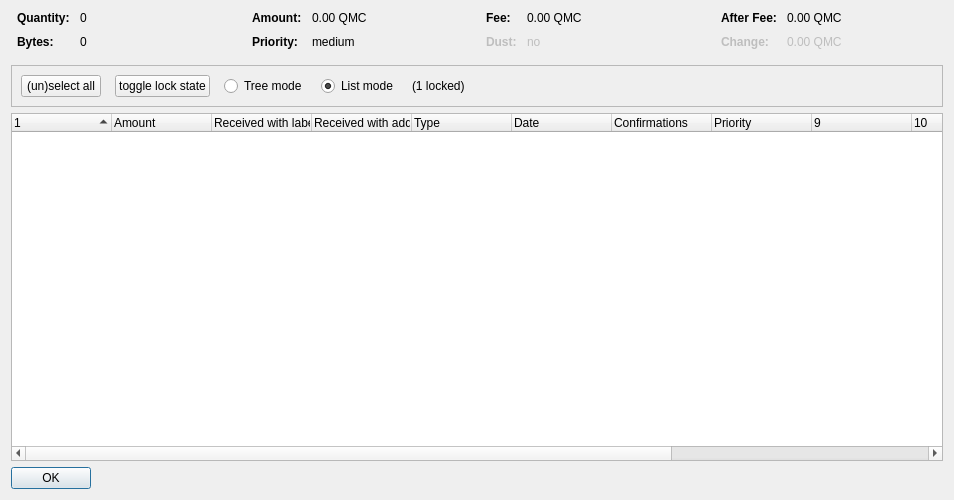
The window that src/qt/forms/coincontroldialog.ui (project-qmc/QMC) describes before a commit, drawn with Qt 5.
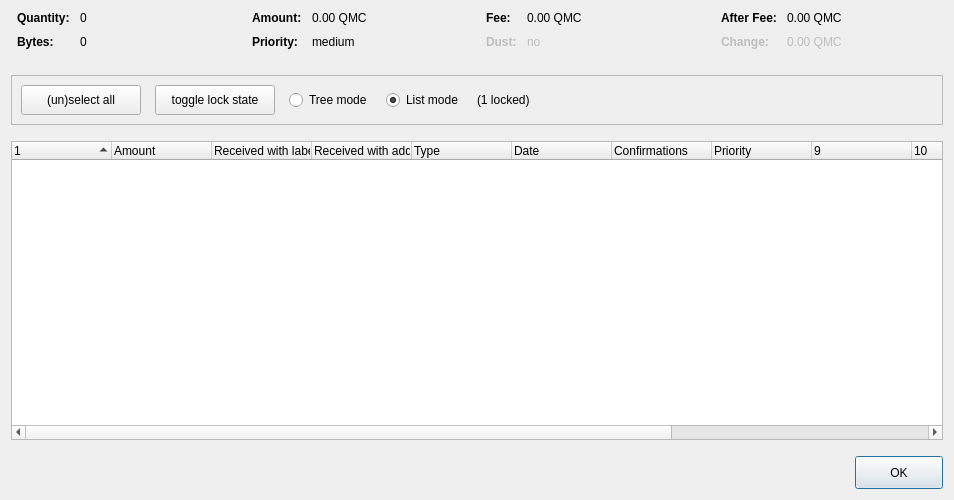
The same window after the commit. Custom widgets are drawn as their Qt base class.

Patch:
```diff
--- a/src/qt/forms/coincontroldialog.ui
+++ b/src/qt/forms/coincontroldialog.ui
@@ -13,6 +13,9 @@
   <property name="windowTitle">
    <string>Coin Selection</string>
   </property>
+  <property name="styleSheet">
+   <string notr="true">QPushButton{width: 80px; height: 25px;}</string>
+  </property>
   <layout class="QVBoxLayout" name="verticalLayout">
    <item>
     <layout class="QHBoxLayout" name="horizontalLayoutTop" stretch="0,0,0,0">
@@ -332,6 +335,22 @@
      </item>
     </layout>
    </item>
+   <item>
+    <spacer name="verticalSpacer">
+     <property name="orientation">
+      <enum>Qt::Vertical</enum>
+     </property>
+     <property name="sizeType">
+      <enum>QSizePolicy::Fixed</enum>
+     </property>
+     <property name="sizeHint" stdset="0">
+      <size>
+       <width>20</width>
+       <height>10</height>
+      </size>
+     </property>
+    </spacer>
+   </item>
    <item>
     <widget class="QFrame" name="frame">
      <property name="minimumSize">
@@ -360,6 +379,18 @@
             <verstretch>0</verstretch>
            </sizepolicy>
           </property>
+          <property name="minimumSize">
+           <size>
+            <width>120</width>
+            <height>30</height>
+           </size>
+          </property>
+          <property name="maximumSize">
+           <size>
+            <width>120</width>
+            <height>30</height>
+           </size>
+          </property>
           <property name="text">
            <string>(un)select all</string>
           </property>
@@ -376,6 +407,18 @@
             <verstretch>0</verstretch>
            </sizepolicy>
           </property>
+          <property name="minimumSize">
+           <size>
+            <width>120</width>
+            <height>30</height>
+           </size>
+          </property>
+          <property name="maximumSize">
+           <size>
+            <width>120</width>
+            <height>30</height>
+           </size>
+          </property>
           <property name="text">
            <string>toggle lock state</string>
           </property>
@@ -438,6 +481,22 @@
      </layout>
     </widget>
    </item>
+   <item>
+    <spacer name="verticalSpacer_2">
+     <property name="orientation">
+      <enum>Qt::Vertical</enum>
+     </property>
+     <property name="sizeType">
+      <enum>QSizePolicy::Fixed</enum>
+     </property>
+     <property name="sizeHint" stdset="0">
+      <size>
+       <width>20</width>
+       <height>10</height>
+      </size>
+     </property>
+    </spacer>
+   </item>
    <item>
     <widget class="CoinControlTreeWidget" name="treeWidget">
      <property name="contextMenuPolicy">
@@ -526,6 +585,22 @@
     </widget>
    </item>
    <item>
+    <spacer name="verticalSpacer_3">
+     <property name="orientation">
+      <enum>Qt::Vertical</enum>
+     </property>
+     <property name="sizeType">
+      <enum>QSizePolicy::Fixed</enum>
+     </property>
+     <property name="sizeHint" stdset="0">
+      <size>
+       <width>20</width>
+       <height>10</height>
+      </size>
+     </property>
+    </spacer>
+   </item>
+   <item alignment="Qt::AlignRight">
     <widget class="QDialogButtonBox" name="buttonBox">
      <property name="sizePolicy">
       <sizepolicy hsizetype="Maximum" vsizetype="Fixed">
```
Left out of the diff: 4 changed lines with no effect on the pictures.
